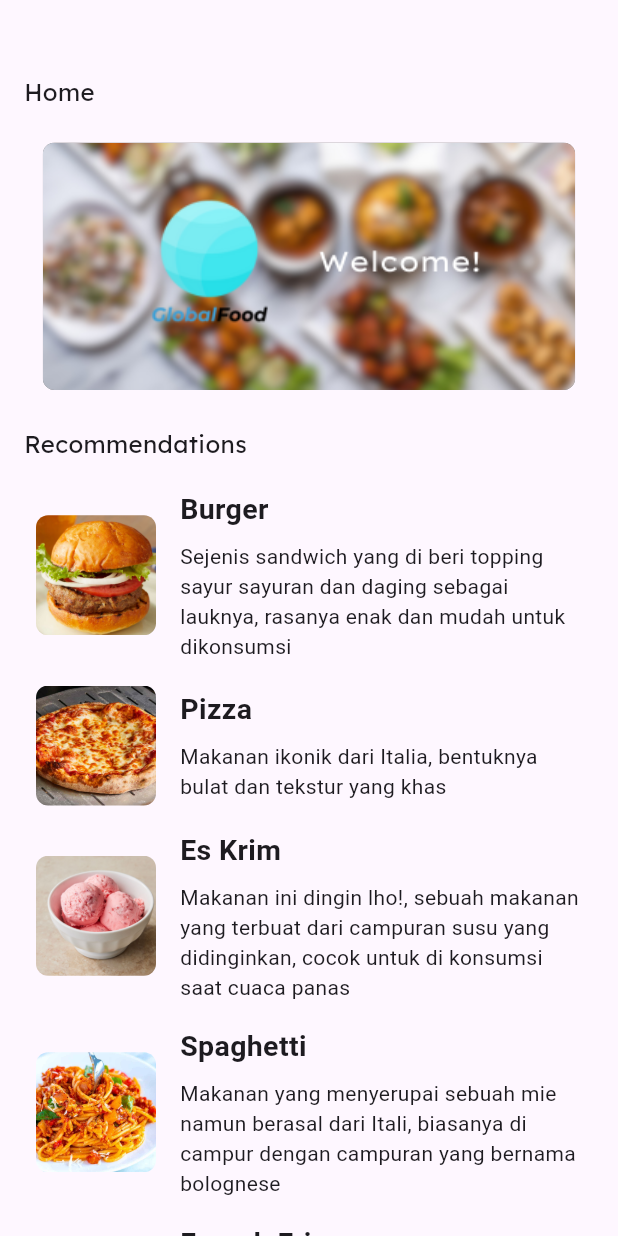
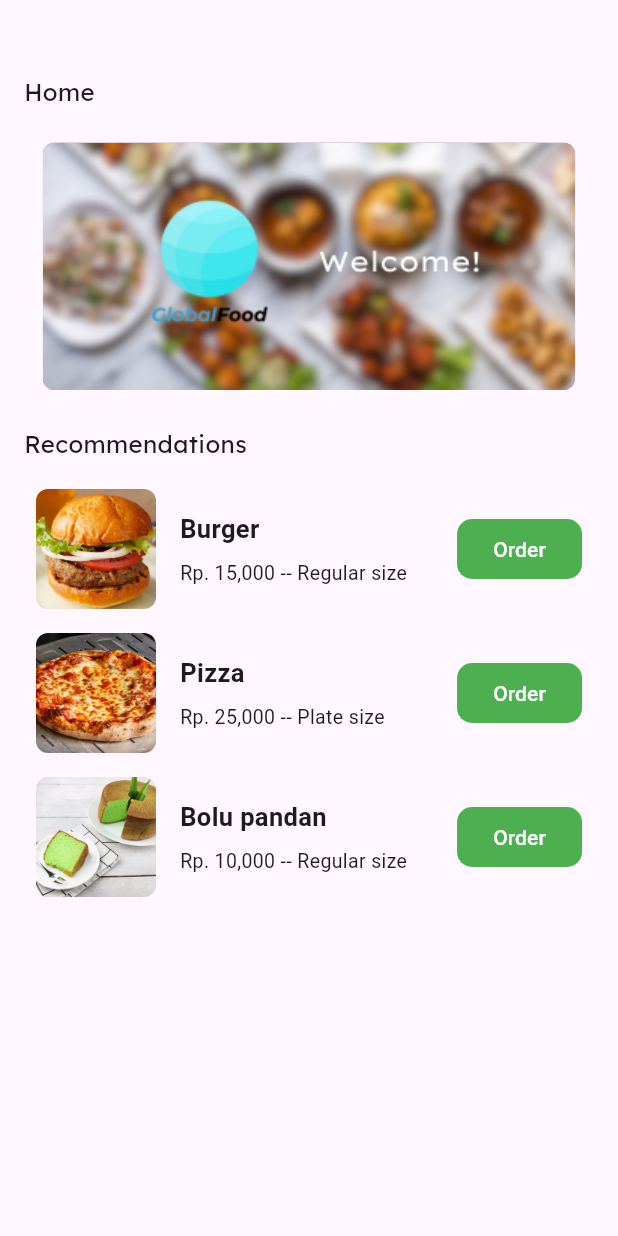
Before and after one commit to M2NVMe/globalfoodflutter, a Flutter app: the homeFragment screen opened directly, on a phone screen of 412 x 824 dp. Run offline on Flutter 3.47's test engine with Material 3 defaults, Android fonts, the phone set to English and light mode, and no system bars; our stand-ins replace get, sqflite; accounts and stored records are empty.

Commit message:
[BBW] add/fix

```diff
--- a/lib/Pages/Menus/home.dart
+++ b/lib/Pages/Menus/home.dart
@@ -53,12 +53,26 @@
             Expanded(
               child: Padding(
                 padding: const EdgeInsets.symmetric(horizontal: 14),
-                child: ListView.builder(itemCount: datas.homeitems.length,itemBuilder: (context, index) {
-                  final item = datas.homeitems[index];
-                  return Padding(padding: const EdgeInsets.symmetric(vertical: 8.0, horizontal: 10),
-                      child: CustomListItemNobutton(image: item.image, title: item.title, description: item.description),
+                child: Obx(() {
+                  return ListView.builder(
+                    itemCount: datas.homeitems.length,
+                    itemBuilder: (context, index) {
+                      final item = datas.popularitem[index];
+                      return Padding(
+                        padding: const EdgeInsets.symmetric(vertical: 8.0, horizontal: 10),
+                        child: CustomListItem(
+                          image: item.image,
+                          title: item.title,
+                          description: item.description,
+                          buttonText: item.buttonText,
+                          buttonColor: item.buttonColor,
+                          buttonTextColor: item.buttonTextColor,
+                          onButtonPressed: item.onButtonPressed,
+                        ),
+                      );
+                    },
                   );
-                },),
+                }),
               ),
             ),
           ],
--- a/lib/datas/DatasController.dart
+++ b/lib/datas/DatasController.dart
@@ -8,7 +8,7 @@
 import 'package:globalfoodflutter/datas/newLocalDatabasethingamajig.dart';
 
 class datascontroller extends GetxController {
-  var homeitems = <CustomListItemNobutton>[].obs;
+  var homeitems = <CustomListItem>[].obs;
   var menuitems = <CustomListItem>[].obs;
   var popularitem = <CustomListItem>[].obs;
   var orderitem = <Foodlisticonbutton>[].obs;
@@ -25,11 +25,9 @@
 
   void loadhomeitems() {
     homeitems.addAll([
-      CustomListItemNobutton(image: "lib/drawable/fotomakanan/burger1.jpg", title: "Burger", description: "Sejenis sandwich yang di beri topping sayur sayuran dan daging sebagai lauknya, rasanya enak dan mudah untuk dikonsumsi"),
-      CustomListItemNobutton(image: "lib/drawable/fotomakanan/pizza1.jpg", title: "Pizza", description: "Makanan ikonik dari Italia, bentuknya bulat dan tekstur yang khas"),
-      CustomListItemNobutton(image: "lib/drawable/fotomakanan/icecream1.jpg", title: "Es Krim", description: "Makanan ini dingin lho!, sebuah makanan yang terbuat dari campuran susu yang didinginkan, cocok untuk di konsumsi saat cuaca panas"),
-      CustomListItemNobutton(image: "lib/drawable/fotomakanan/spaget1.jpg", title: "Spaghetti", description: "Makanan yang menyerupai sebuah mie namun berasal dari Itali, biasanya di campur dengan campuran yang bernama bolognese"),
-      CustomListItemNobutton(image: "lib/drawable/fotomakanan/belgiumfries.png", title: "French Fries", description: "Olahan kentang yang dimana kentang tersebut digoreng hingga kering agar menciptakan cita rasa yang crunchy dan di taburi dengan garam untuk menambah rasa"),
+      CustomListItem(image: "lib/drawable/fotomakanan/cendol.jpg", title: "Cendol", description: "Rp. 5,000 -- Regular cup", buttonText: "Order", buttonColor: Colors.green, buttonTextColor: Colors.white, onButtonPressed: () {addToOrders("lib/drawable/fotomakanan/cendol.jpg", "Cendol", "Rp. 5,000");}),
+      CustomListItem(image: "lib/drawable/fotomakanan/bolu.png", title: "Bolu pandan", description: "Rp. 10,000 -- Regular size", buttonText: "Order", buttonColor: Colors.green, buttonTextColor: Colors.white, onButtonPressed: () {addToOrders("lib/drawable/fotomakanan/bolu.png", "Bolu pandan", "Rp. 10,000");}),
+      CustomListItem(image: "lib/drawable/fotomakanan/burger1.jpg", title: "Burger", description: "Rp. 15,000 -- Regular size", buttonText: "Order", buttonColor: Colors.green, buttonTextColor: Colors.white, onButtonPressed: () {addToOrders("lib/drawable/fotomakanan/burger1.jpg", "Burger", "Rp. 15,000");}),
     ]);
   }
 
```
